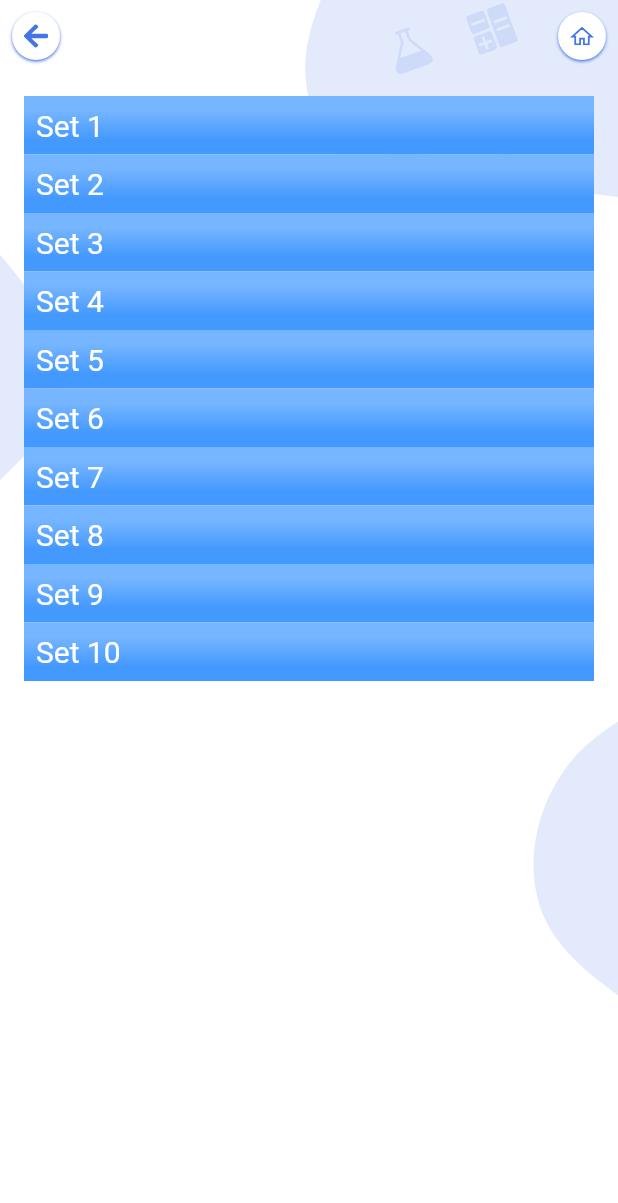
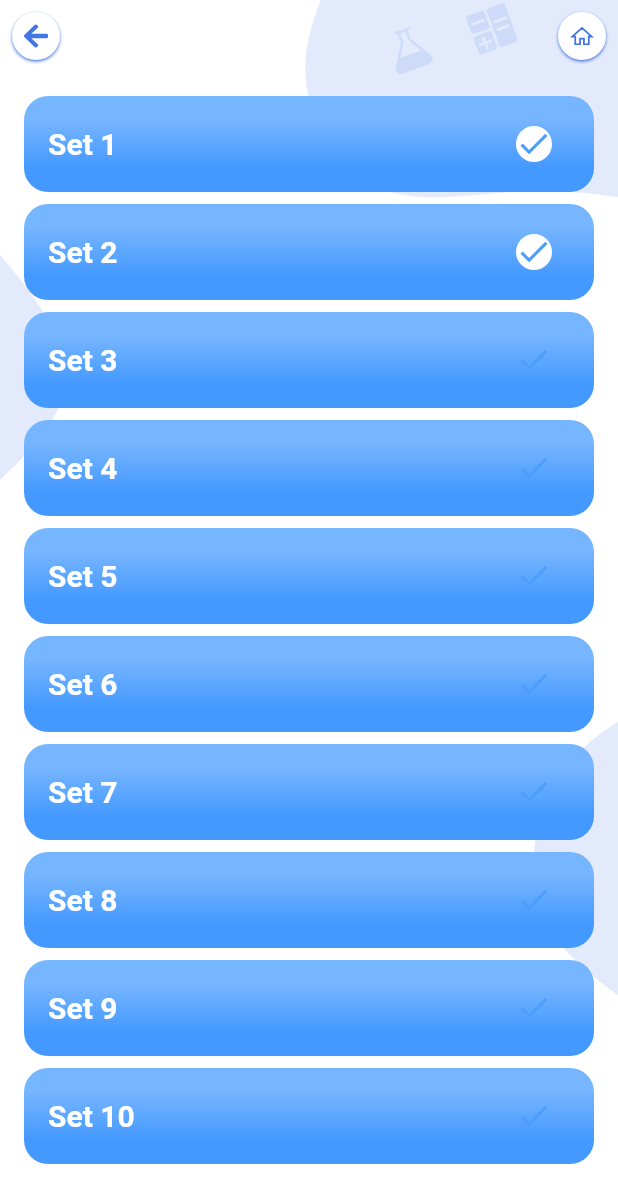
Before and after one commit to Fullmarks-Codebase/fullmarks_flutter, a Flutter app: the SetsScreen screen opened directly with empty values, on a phone screen of 412 x 824 dp. Shown: the top 1203 px of the screen. Run offline on Flutter 3.47's test engine with Material 2 defaults, Android fonts, the phone set to English and light mode, and no system bars; our stand-ins replace carousel_slider, connectivity, fl_chart, flutter_svg, fluttertoast, package_info; project files that could hold a hidden picture were left out.

Commit message:
sets screen

```diff
--- a/lib/screens/SetsScreen.dart
+++ b/lib/screens/SetsScreen.dart
@@ -1,4 +1,5 @@
 import 'package:flutter/material.dart';
+import 'package:flutter_svg/svg.dart';
 import 'package:fullmarks/utility/appAssets.dart';
 import 'package:fullmarks/utility/appColors.dart';
 import 'package:fullmarks/utility/utiity.dart';
@@ -13,6 +14,8 @@ class SetsScreen extends StatefulWidget {
 }
 
 class _SetsScreenState extends State<SetsScreen> {
+  List<int> selectedIndex = [1, 2];
+
   @override
   Widget build(BuildContext context) {
     return Scaffold(
@@ -48,8 +51,23 @@ class _SetsScreenState extends State<SetsScreen> {
   }
 
   Widget setsItemView(int index) {
-    return Container(
-      padding: EdgeInsets.all(8),
+    return GestureDetector(
+      onTap: () {
+        if (mounted)
+          setState(() {
+            if (selectedIndex.contains(index)) {
+              selectedIndex.remove(index);
+            } else {
+              selectedIndex.add(index);
+            }
+          });
+      },
+      child: Container(
+        margin: EdgeInsets.only(bottom: 8),
+        padding: EdgeInsets.symmetric(
+          horizontal: 16,
+          vertical: 8,
+        ),
         decoration: BoxDecoration(
           color: Colors.white,
           gradient: LinearGradient(
@@ -61,12 +79,27 @@ class _SetsScreenState extends State<SetsScreen> {
             ],
             stops: [0.25, 0.75],
           ),
+          borderRadius: BorderRadius.circular(16),
         ),
+        child: Row(
+          children: [
+            Expanded(
               child: Text(
                 "Set " + index.toString(),
                 style: TextStyle(
                   color: Colors.white,
                   fontSize: 20,
+                  fontWeight: FontWeight.bold,
+                ),
+              ),
+            ),
+            IconButton(
+              icon: SvgPicture.asset(selectedIndex.contains(index)
+                  ? AppAssets.check
+                  : AppAssets.uncheck),
+              onPressed: null,
+            )
+          ],
         ),
       ),
     );
--- a/lib/utility/appAssets.dart
+++ b/lib/utility/appAssets.dart
@@ -49,4 +49,6 @@ class AppAssets {
   static String star = "assets/star.svg";
   static String home = "assets/home.svg";
   static String calculator = "assets/calculator.svg";
+  static String check = "assets/check.svg";
+  static String uncheck = "assets/uncheck.svg";
 }
```
Also changed, not shown: assets/check.svg (added), assets/uncheck.svg (added). Lines whose indentation alone changed are shown as unchanged.
